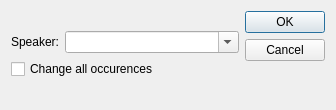
Above: changespeakerdialog.ui from jatindalal/asr-post-editor before the change. Below: the same form after it.
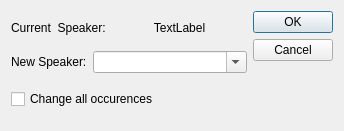
That is the form after the change.

Commit message: make change speaker better, remove modal from fr

```diff
--- a/changespeakerdialog.ui
+++ b/changespeakerdialog.ui
@@ -6,18 +6,49 @@
    <rect>
     <x>0</x>
     <y>0</y>
-    <width>336</width>
-    <height>110</height>
+    <width>344</width>
+    <height>131</height>
    </rect>
   </property>
   <property name="windowTitle">
    <string>Change Speaker</string>
   </property>
-  <layout class="QHBoxLayout" name="horizontalLayout_2">
-   <item>
-    <layout class="QVBoxLayout" name="verticalLayout_2">
+  <layout class="QHBoxLayout" name="horizontalLayout_3">
      <item>
       <layout class="QVBoxLayout" name="verticalLayout">
+     <item>
+      <layout class="QHBoxLayout" name="horizontalLayout_2">
+       <item>
+        <widget class="QLabel" name="label_2">
+         <property name="sizePolicy">
+          <sizepolicy hsizetype="Maximum" vsizetype="Maximum">
+           <horstretch>0</horstretch>
+           <verstretch>0</verstretch>
+          </sizepolicy>
+         </property>
+         <property name="text">
+          <string>Current  Speaker:</string>
+         </property>
+        </widget>
+       </item>
+       <item>
+        <widget class="QLabel" name="label_currentSpeaker">
+         <property name="sizePolicy">
+          <sizepolicy hsizetype="Preferred" vsizetype="Fixed">
+           <horstretch>0</horstretch>
+           <verstretch>0</verstretch>
+          </sizepolicy>
+         </property>
+         <property name="text">
+          <string>TextLabel</string>
+         </property>
+         <property name="alignment">
+          <set>Qt::AlignCenter</set>
+         </property>
+        </widget>
+       </item>
+      </layout>
+     </item>
        <item>
         <layout class="QHBoxLayout" name="horizontalLayout">
          <item>
@@ -29,7 +60,7 @@
             </sizepolicy>
            </property>
            <property name="text">
-            <string>Speaker:</string>
+          <string>New Speaker:</string>
            </property>
           </widget>
          </item>
@@ -54,8 +85,6 @@
           <string>Change all occurences</string>
          </property>
         </widget>
-       </item>
-      </layout>
      </item>
     </layout>
    </item>
```
Lines whose indentation alone changed are shown as unchanged. The commit also changes 6 other files.
